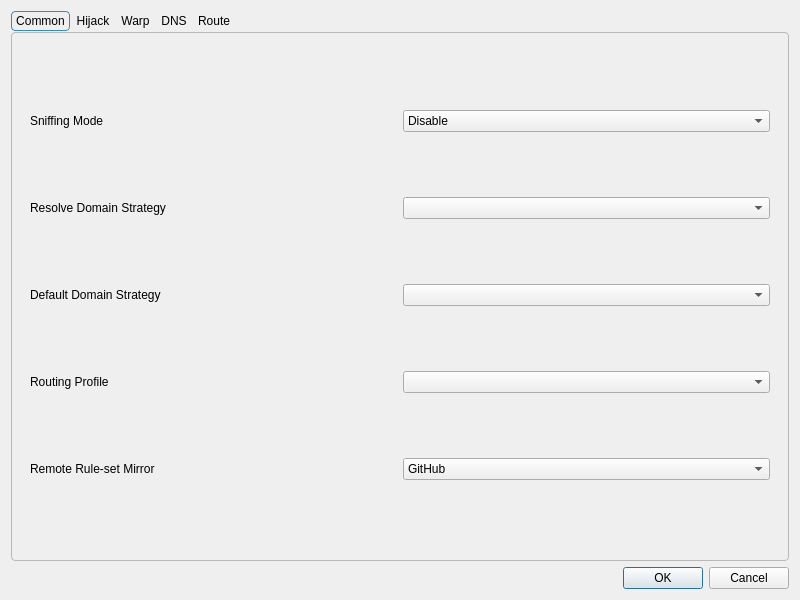
Before: the Qt Designer form include/ui/setting/dialog_manage_routes.ui in Yulinanami/ethernet-tun-test, drawn with Qt 5.
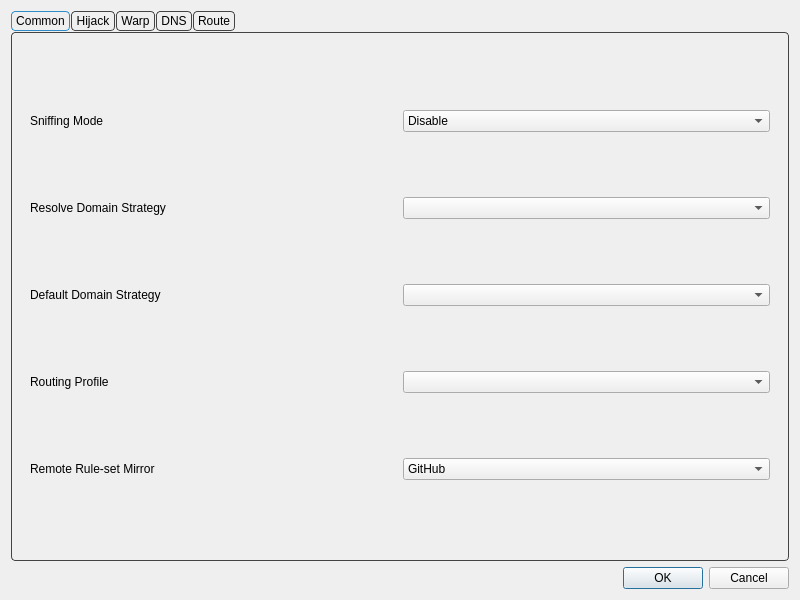
After: the same form once the commit is applied.

```diff
--- a/include/ui/setting/dialog_manage_routes.ui
+++ b/include/ui/setting/dialog_manage_routes.ui
@@ -19,7 +19,7 @@
      <property name="styleSheet">
       <string notr="true">QTabWidget::pane {
     margin-top: 1px;
-    border: 1px solid palette(mid);
+    border: 1px solid #444444;
     border-radius: 4px;
 }
 
@@ -29,7 +29,7 @@
 }
 
 QTabBar::tab {
-    border: 1px solid palette(midlight);
+    border: 1px solid #444444;
     border-radius: 4px;
 
     padding: 2px 4px;
@@ -41,7 +41,7 @@
 }
 
 QTabBar::tab:!selected {
-    border: 1px solid palette(button);
+    border: 1px solid #444444;
 }
 
 QTabBar::tab:hover:!selected {
```
Left out of the diff: 2 changed lines with no effect on the pictures.
